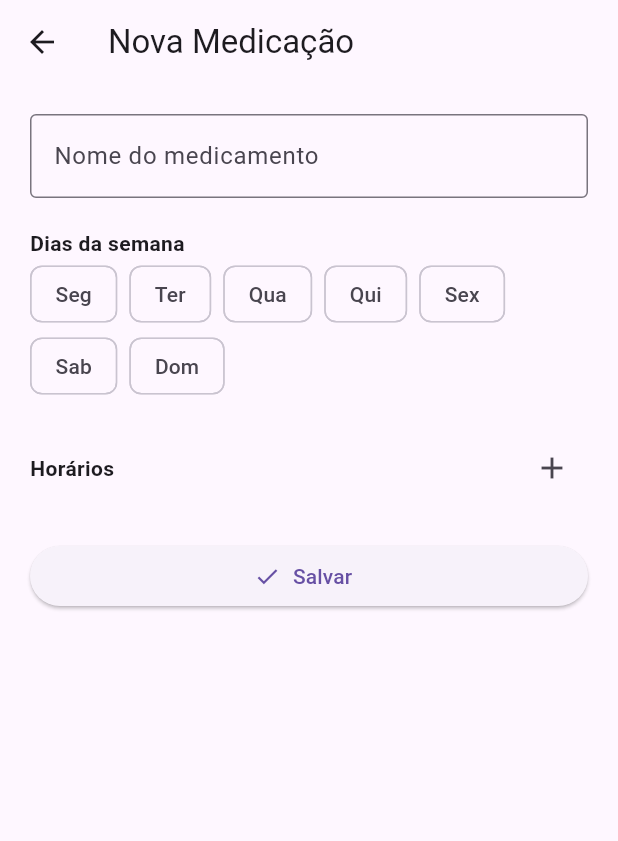
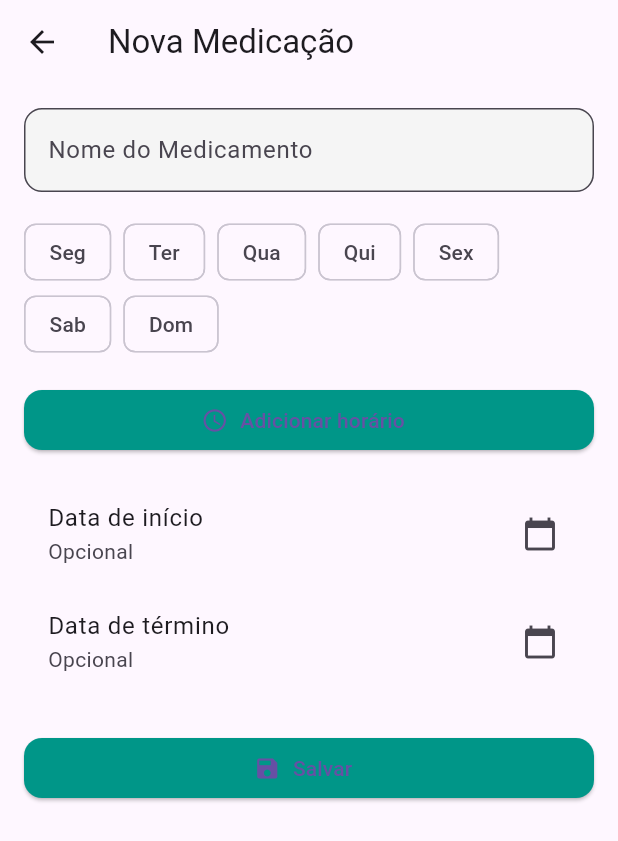
Before and after one commit to joae1234/TCC-MedicineBox, a Flutter app: the MedicationListPage screen opened directly, after a tap on the "add" icon, on a phone screen of 412 x 824 dp. Shown: the top 841 px of the screen. Run offline on Flutter 3.47's test engine with Material 3 defaults, Android fonts, the phone set to English and light mode, and no system bars; our stand-ins replace supabase_flutter; missing offline and left inert: mqtt_client; accounts and stored records are empty; statements that could not run were skipped.

```diff
--- a/medicine_box/lib/models/medication.dart
+++ b/medicine_box/lib/models/medication.dart
@@ -1,31 +1,37 @@
-// lib/models/medication.dart
 class Medication {
   final String? id;
   final String name;
-  final List<String> days;       // ex: ['Seg','Qua','Sex']
-  final List<String> schedules;  // ex: ['08:00','20:30']
+  final List<String> days;
+  final List<String> schedules;
+  final DateTime? startDate;
+  final DateTime? endDate;
 
   Medication({
     this.id,
     required this.name,
     required this.days,
     required this.schedules,
+    this.startDate,
+    this.endDate,
   });
 
   factory Medication.fromMap(Map<String, dynamic> map) => Medication(
-    id: map['id'] as String,
-    name: map['name'] as String,
-    days: List<String>.from(map['days'] as List<dynamic>),
-    schedules: List<String>.from(map['schedules'] as List<dynamic>),
-  );
+        id: map['id'] as String?,
+        name: map['name'] as String,
+        days: List<String>.from(map['days'] as List<dynamic>),
+        schedules: List<String>.from(map['schedules'] as List<dynamic>),
+        startDate: map['start_date'] != null ? DateTime.parse(map['start_date']) : null,
+        endDate: map['end_date'] != null ? DateTime.parse(map['end_date']) : null,
+      );
 
   Map<String, dynamic> toMap() {
     final m = <String, dynamic>{
       'name': name,
       'days': days,
       'schedules': schedules,
+      'start_date': startDate?.toIso8601String(),
+      'end_date': endDate?.toIso8601String(),
     };
-    // só inclua o id se já existir (no update)
     if (id != null && id!.isNotEmpty) {
       m['id'] = id;
     }
--- a/medicine_box/lib/pages/medication_form_page.dart
+++ b/medicine_box/lib/pages/medication_form_page.dart
@@ -17,6 +17,8 @@ class _MedicationFormPageState extends State<MedicationFormPage> {
   final Set<String> _selectedDays = {};
   final List<TimeOfDay> _times = [];
 
+  DateTime? _startDate;
+  DateTime? _endDate;
   bool _saving = false;
 
   @override
@@ -30,6 +32,8 @@ class _MedicationFormPageState extends State<MedicationFormPage> {
         final parts = h.split(':');
         return TimeOfDay(hour: int.parse(parts[0]), minute: int.parse(parts[1]));
       }));
+      _startDate = med.startDate;
+      _endDate = med.endDate;
     }
   }
 
@@ -48,21 +52,17 @@ class _MedicationFormPageState extends State<MedicationFormPage> {
 
   Future<void> _submit() async {
     final name = _nameCtrl.text.trim();
-    if (name.isEmpty || _selectedDays.isEmpty || _times.isEmpty) {
-      ScaffoldMessenger.of(context).showSnackBar(
-        const SnackBar(content: Text('Preencha todos os campos')),
-      );
-      return;
-    }
+    if (name.isEmpty || _selectedDays.isEmpty || _times.isEmpty) return;
 
     setState(() => _saving = true);
-    final schedules = _times.map((t) => '${t.hour.toString().padLeft(2, '0')}:${t.minute.toString().padLeft(2, '0')}').toList();
 
     final med = Medication(
       id: widget.medication?.id,
       name: name,
       days: _selectedDays.toList(),
-      schedules: schedules,
+      schedules: _times.map((t) => "${t.hour.toString().padLeft(2, '0')}:${t.minute.toString().padLeft(2, '0')}").toList(),
+      startDate: _startDate,
+      endDate: _endDate,
     );
 
     await widget.onSave(med);
@@ -70,70 +70,86 @@ class _MedicationFormPageState extends State<MedicationFormPage> {
   }
 
   @override
-  Widget build(BuildContext ctx) {
+  Widget build(BuildContext context) {
     return Scaffold(
-      appBar: AppBar(
-        title: Text(widget.medication == null ? 'Nova Medicação' : 'Editar Medicação'),
-      ),
-      body: SingleChildScrollView(
-        padding: const EdgeInsets.all(20),
-        child: Column(
-          crossAxisAlignment: CrossAxisAlignment.start,
+      appBar: AppBar(title: const Text('Nova Medicação')),
+      body: Padding(
+        padding: const EdgeInsets.all(16),
+        child: ListView(
           children: [
-            TextField(
+            TextFormField(
               controller: _nameCtrl,
-              decoration: const InputDecoration(
-                labelText: 'Nome do medicamento',
-                border: OutlineInputBorder(),
-              ),
+              decoration: const InputDecoration(labelText: 'Nome do Medicamento'),
             ),
-            const SizedBox(height: 20),
-            const Text('Dias da semana', style: TextStyle(fontWeight: FontWeight.bold)),
+            const SizedBox(height: 16),
             Wrap(
               spacing: 8,
-              children: _weekdays.map((day) {
-                final selected = _selectedDays.contains(day);
-                return ChoiceChip(
-                  label: Text(day),
+              children: _weekdays.map((dia) {
+                final selected = _selectedDays.contains(dia);
+                return FilterChip(
+                  label: Text(dia),
                   selected: selected,
-                  onSelected: (_) {
+                  onSelected: (val) {
                     setState(() {
-                      if (selected) {
-                        _selectedDays.remove(day);
+                      if (val) {
+                        _selectedDays.add(dia);
                       } else {
-                        _selectedDays.add(day);
+                        _selectedDays.remove(dia);
                       }
                     });
                   },
                 );
               }).toList(),
             ),
-            const SizedBox(height: 20),
-            Row(
-              mainAxisAlignment: MainAxisAlignment.spaceBetween,
-              children: [
-                const Text('Horários', style: TextStyle(fontWeight: FontWeight.bold)),
-                IconButton(onPressed: _addTime, icon: const Icon(Icons.add)),
-              ],
-            ),
+            const SizedBox(height: 16),
             ..._times.map((t) => ListTile(
                   title: Text(_formatTime(t)),
-                  trailing: IconButton(
-                    icon: const Icon(Icons.delete, color: Colors.red),
-                    onPressed: () => _removeTime(t),
-                  ),
+                  trailing: IconButton(icon: const Icon(Icons.delete), onPressed: () => _removeTime(t)),
                 )),
+            ElevatedButton.icon(
+              icon: const Icon(Icons.access_time),
+              label: const Text('Adicionar horário'),
+              onPressed: _addTime,
+            ),
+            const SizedBox(height: 16),
+            ListTile(
+              title: const Text("Data de início"),
+              subtitle: Text(_startDate != null
+                  ? "${_startDate!.day}/${_startDate!.month}/${_startDate!.year}"
+                  : "Opcional"),
+              trailing: const Icon(Icons.calendar_today),
+              onTap: () async {
+                final picked = await showDatePicker(
+                  context: context,
+                  initialDate: DateTime.now(),
+                  firstDate: DateTime(2000),
+                  lastDate: DateTime(2100),
+                );
+                if (picked != null) setState(() => _startDate = picked);
+              },
+            ),
+            ListTile(
+              title: const Text("Data de término"),
+              subtitle: Text(_endDate != null
+                  ? "${_endDate!.day}/${_endDate!.month}/${_endDate!.year}"
+                  : "Opcional"),
+              trailing: const Icon(Icons.calendar_today),
+              onTap: () async {
+                final picked = await showDatePicker(
+                  context: context,
+                  initialDate: DateTime.now(),
+                  firstDate: DateTime(2000),
+                  lastDate: DateTime(2100),
+                );
+                if (picked != null) setState(() => _endDate = picked);
+              },
+            ),
             const SizedBox(height: 24),
-            _saving
-                ? const Center(child: CircularProgressIndicator())
-                : SizedBox(
-                    width: double.infinity,
-                    child: ElevatedButton.icon(
-                      icon: const Icon(Icons.check),
-                      label: const Text('Salvar'),
-                      onPressed: _submit,
-                    ),
-                  ),
+            ElevatedButton.icon(
+              icon: const Icon(Icons.save),
+              label: const Text('Salvar'),
+              onPressed: _submit,
+            ),
           ],
         ),
       ),
```
Also changed, not shown: medicine_box/lib/main.dart (+21 -11 lines), medicine_box/lib/pages/medication_list_page.dart (+74 -55 lines), medicine_box/lib/pages/welcome_page.dart (added, +51 -0 lines), medicine_box/lib/services/medication_service.dart (+36 -29 lines).
